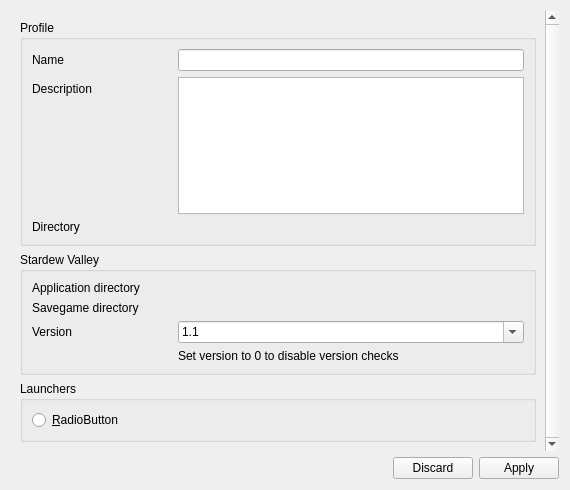
This is src/profilesettings.ui in kriana/SilVerPLuM as Qt 5 draws it before an edit. The edited form follows.
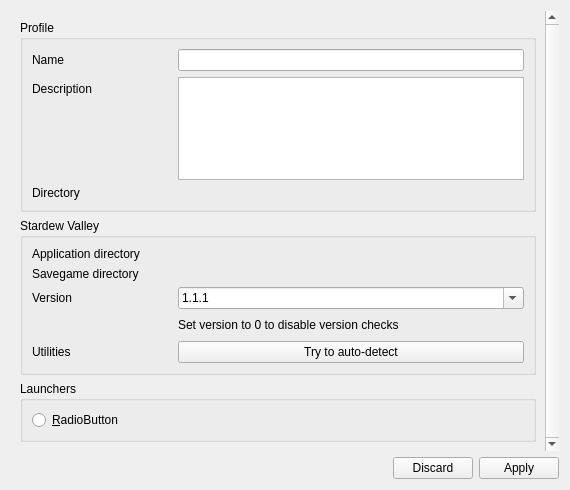
This is the edited form. Custom widgets are drawn as their Qt base class.

```diff
--- a/src/profilesettings.ui
+++ b/src/profilesettings.ui
@@ -31,7 +31,7 @@
         <x>0</x>
         <y>0</y>
         <width>538</width>
-        <height>438</height>
+        <height>466</height>
        </rect>
       </property>
       <layout class="QVBoxLayout" name="verticalLayout">
@@ -169,6 +169,11 @@
             <property name="editable">
              <bool>true</bool>
             </property>
+            <item>
+             <property name="text">
+              <string>1.1.1</string>
+             </property>
+            </item>
             <item>
              <property name="text">
               <string>1.1</string>
@@ -228,6 +233,39 @@
             </property>
            </widget>
           </item>
+          <item row="3" column="0">
+           <spacer name="horizontalSpacer">
+            <property name="orientation">
+             <enum>Qt::Horizontal</enum>
+            </property>
+            <property name="sizeHint" stdset="0">
+             <size>
+              <width>40</width>
+              <height>20</height>
+             </size>
+            </property>
+           </spacer>
+          </item>
+          <item row="5" column="0">
+           <widget class="QLabel" name="label_6">
+            <property name="minimumSize">
+             <size>
+              <width>140</width>
+              <height>0</height>
+             </size>
+            </property>
+            <property name="text">
+             <string>Utilities</string>
+            </property>
+           </widget>
+          </item>
+          <item row="5" column="1">
+           <widget class="QPushButton" name="btnSDVAutodetect">
+            <property name="text">
+             <string>Try to auto-detect</string>
+            </property>
+           </widget>
+          </item>
          </layout>
         </widget>
        </item>
```
Left out of the diff: 3 changed lines with no effect on the pictures.
